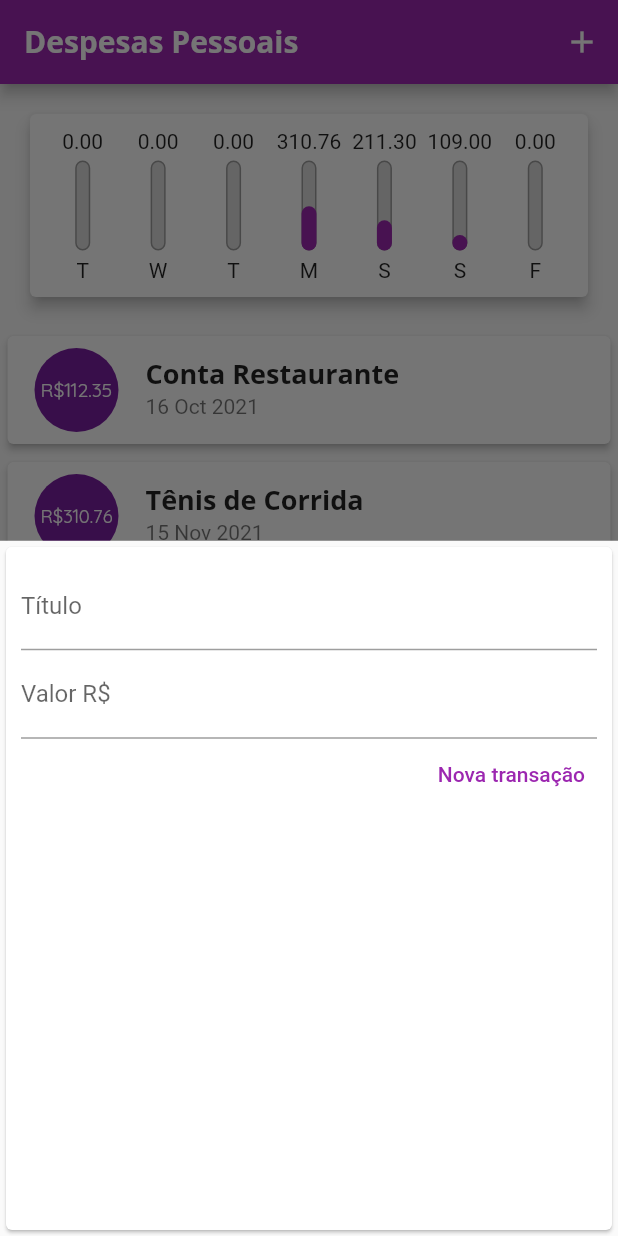
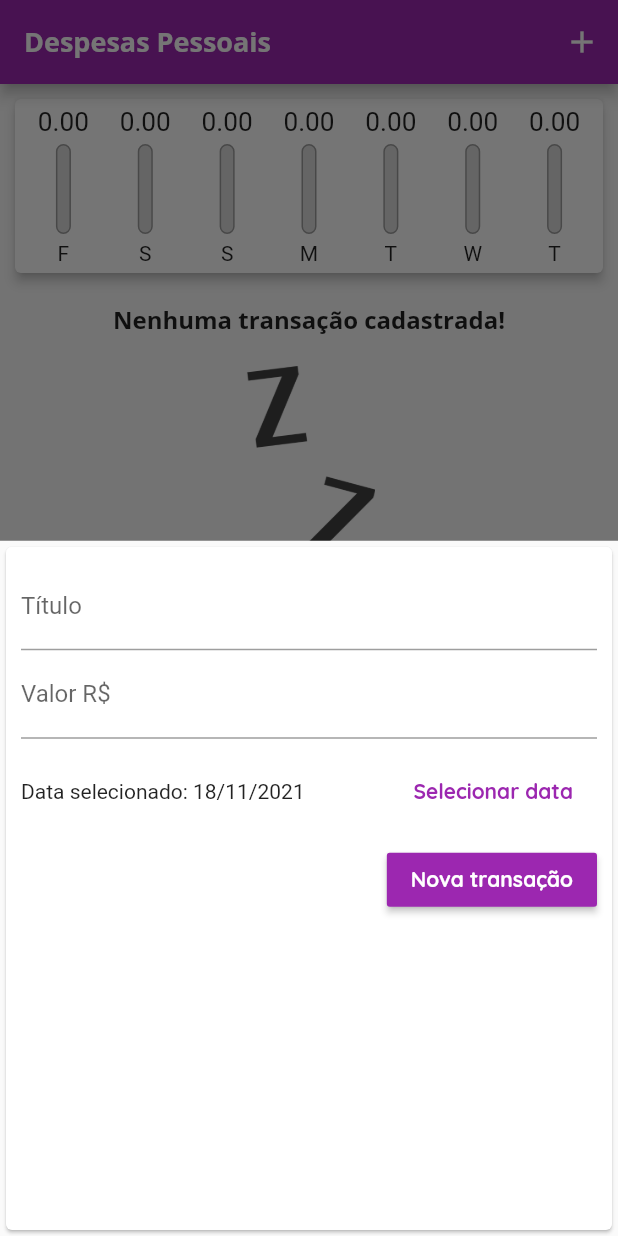
Before and after one commit to LRScudeletti/flutter-despesas, a Flutter app: the screen it shows after launch, after a tap on the "add" icon, on a phone screen of 412 x 824 dp. Run offline on Flutter 3.47's test engine with Material 2 defaults, Android fonts, the phone set to English and light mode, and no system bars.

Commit message:
Adicionado DatePicker na transação

```diff
--- a/lib/components/chart.dart
+++ b/lib/components/chart.dart
@@ -30,7 +30,7 @@ class Chart extends StatelessWidget {
         'day': DateFormat.E().format(weekDay)[0],
         'value': totalSum,
       };
-    });
+    }).reversed.toList();
   }
 
   double get _weekTotalValue {
@@ -42,10 +42,10 @@ class Chart extends StatelessWidget {
   @override
   Widget build(BuildContext context) {
     return Card(
-      elevation: 4,
-      margin: EdgeInsets.all(20),
+      elevation: 3,
+      margin: EdgeInsets.all(10),
       child: Padding(
-        padding: const EdgeInsets.all(10),
+        padding: const EdgeInsets.all(5),
         child: Row(
           mainAxisAlignment: MainAxisAlignment.spaceAround,
           children: groupedTransactions.map((tr) {
@@ -54,7 +54,9 @@ class Chart extends StatelessWidget {
               child: ChartBar(
                 label: tr['day'].toString(),
                 value: tr['value'] as double,
-                percentage: (tr['value'] as double) / _weekTotalValue,
+                percentage: _weekTotalValue == 0
+                    ? 0
+                    : (tr['value'] as double) / _weekTotalValue,
               ),
             );
           }).toList(),
--- a/lib/components/chart_bar.dart
+++ b/lib/components/chart_bar.dart
@@ -15,8 +15,11 @@ class ChartBar extends StatelessWidget {
   Widget build(BuildContext context) {
     return Column(
       children: [
-        FittedBox(
-          child: Text(value.toStringAsFixed(2)),
+        Container(
+          height: 20,
+          child: FittedBox(
+            child: Text(value.toStringAsFixed(2)),
+          ),
         ),
         SizedBox(height: 5),
         Container(
--- a/lib/components/transaction_form.dart
+++ b/lib/components/transaction_form.dart
@@ -1,8 +1,9 @@
 import 'package:flutter/cupertino.dart';
 import 'package:flutter/material.dart';
+import 'package:intl/intl.dart';
 
 class TransactionForm extends StatefulWidget {
-  final void Function(String, double) onSubmit;
+  final void Function(String, double, DateTime) onSubmit;
 
   TransactionForm(this.onSubmit);
 
@@ -11,17 +12,32 @@ class TransactionForm extends StatefulWidget {
 }
 
 class _TransactionFormState extends State<TransactionForm> {
-  final titleController = TextEditingController();
-
-  final valueController = TextEditingController();
+  final _titleController = TextEditingController();
+  final _valueController = TextEditingController();
+  DateTime _selectedDate = DateTime.now();
 
   _submitForm() {
-    final title = titleController.text;
-    final value = double.tryParse(valueController.text) ?? 0.0;
+    final title = _titleController.text;
+    final value = double.tryParse(_valueController.text) ?? 0.0;
 
-    if (title.isEmpty || value <= 0) return;
+    if (title.isEmpty || value <= 0 || _selectedDate == null) return;
 
-    widget.onSubmit(title, value);
+    widget.onSubmit(title, value, _selectedDate);
+  }
+
+  _showDatePicker() {
+    showDatePicker(
+      context: context,
+      initialDate: DateTime.now(),
+      firstDate: DateTime(2020),
+      lastDate: DateTime.now(),
+    ).then((pickedDate) {
+      if (pickedDate == null) return;
+
+      setState(() {
+        _selectedDate = pickedDate;
+      });
+    });
   }
 
   @override
@@ -32,23 +48,44 @@ class _TransactionFormState extends State<TransactionForm> {
         child: Column(
           children: [
             TextField(
-              controller: titleController,
+              controller: _titleController,
               onSubmitted: (_) => _submitForm(),
               decoration: InputDecoration(labelText: 'Título'),
             ),
             TextField(
-              controller: valueController,
+              controller: _valueController,
               keyboardType: TextInputType.numberWithOptions(decimal: true),
               onSubmitted: (_) => _submitForm(),
               decoration: InputDecoration(labelText: 'Valor R\$'),
             ),
+            Container(
+              height: 70,
+              child: Row(children: [
+                Expanded(
+                  child: Text(_selectedDate == null
+                      ? 'Nenhuma data selecionada!'
+                      : 'Data selecionado: ${DateFormat('dd/MM/y').format(_selectedDate)}'),
+                ),
+                FlatButton(
+                  textColor: Theme.of(context).primaryColor,
+                  child: Text(
+                    'Selecionar data',
+                    style: TextStyle(
+                      fontWeight: FontWeight.bold,
+                    ),
+                  ),
+                  onPressed: _showDatePicker,
+                )
+              ]),
+            ),
             Row(
               mainAxisAlignment: MainAxisAlignment.end,
               children: [
-                TextButton(
+                RaisedButton(
+                  color: Theme.of(context).primaryColor,
+                  textColor: Theme.of(context).textTheme.button!.color,
                   onPressed: _submitForm,
-                  child: Text('Nova transação',
-                      style: TextStyle(color: Colors.purple)),
+                  child: Text('Nova transação'),
                 ),
               ],
             )
--- a/lib/main.dart
+++ b/lib/main.dart
@@ -17,16 +17,21 @@ class ExpensesApp extends StatelessWidget {
           accentColor: Colors.amber,
           fontFamily: 'Quicksand',
           textTheme: ThemeData.light().textTheme.copyWith(
-                  headline6: TextStyle(
-                fontFamily: 'OpenSans',
-                fontSize: 18,
-                fontWeight: FontWeight.bold,
-              )),
+                headline6: TextStyle(
+                  fontFamily: 'OpenSans',
+                  fontSize: 16,
+                  fontWeight: FontWeight.bold,
+                ),
+                button: TextStyle(
+                  color: Colors.white,
+                  fontWeight: FontWeight.bold,
+                ),
+              ),
           appBarTheme: AppBarTheme(
               textTheme: ThemeData.light().textTheme.copyWith(
                       headline6: TextStyle(
                     fontFamily: 'Opensans',
-                    fontSize: 20,
+                    fontSize: 18,
                     fontWeight: FontWeight.bold,
                   )))),
     );
@@ -39,32 +44,7 @@ class MyHomePage extends StatefulWidget {
 }
 
 class _MyHomePageState extends State<MyHomePage> {
-  final List<Transaction> _transactions = [
-    Transaction(
-      id: 't0',
-      title: 'Conta Restaurante',
-      value: 112.35,
-      date: DateTime.now().subtract(Duration(days: 33)),
-    ),
-    Transaction(
-      id: 't1',
-      title: 'Tênis de Corrida',
-      value: 310.76,
-      date: DateTime.now().subtract(Duration(days: 3)),
-    ),
-    Transaction(
-      id: 't2',
-      title: 'Conta de Luz',
-      value: 211.30,
-      date: DateTime.now().subtract(Duration(days: 4)),
-    ),
-    Transaction(
-      id: 't3',
-      title: 'Conta de Internet',
-      value: 109.00,
-      date: DateTime.now().subtract(Duration(days: 5)),
-    ),
-  ];
+  final List<Transaction> _transactions = [];
 
   List<Transaction> get _recenteTransactions {
     return _transactions.where((tr) {
@@ -74,12 +54,12 @@ class _MyHomePageState extends State<MyHomePage> {
     }).toList();
   }
 
-  _addTransaction(String title, double value) {
+  _addTransaction(String title, double value, DateTime date) {
     final newTransaction = Transaction(
       id: Random().nextDouble().toString(),
       title: title,
       value: value,
-      date: DateTime.now(),
+      date: date,
     );
 
     setState(() {
```
